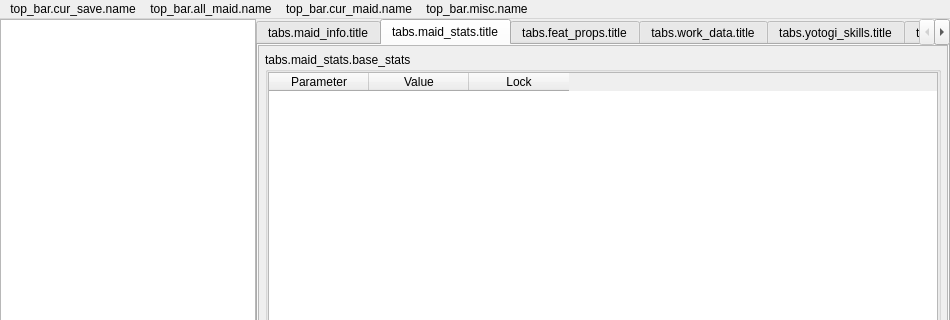
The window that GUI/templates/maid_fiddler.ui (ghorsington/COM3D2.MaidFiddler) describes before a commit, drawn with Qt 5; both pictures show x 0 to 950 and y 0 to 320 of the 950 by 793 pixel window.
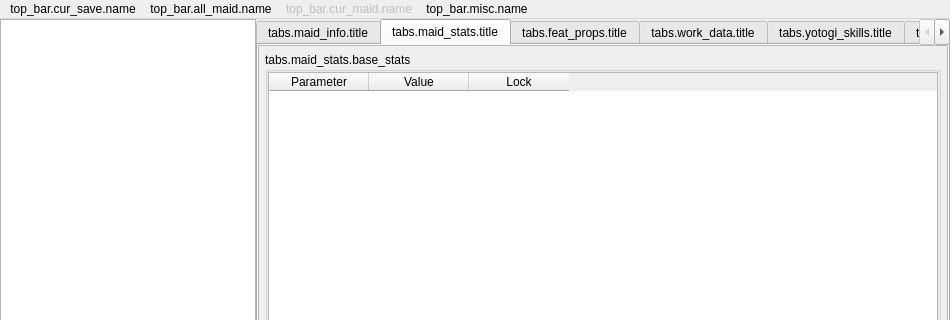
The same window after the commit. The open tabs and pages were chosen to show the change.

Patch:
```diff
--- a/GUI/templates/maid_fiddler.ui
+++ b/GUI/templates/maid_fiddler.ui
@@ -1457,6 +1457,9 @@
     <bool>true</bool>
    </property>
    <widget class="QMenu" name="menuGeneral_tools">
+    <property name="enabled">
+     <bool>true</bool>
+    </property>
     <property name="whatsThis">
      <string>top_bar.cur_save.name</string>
     </property>
@@ -1469,6 +1472,9 @@
     <addaction name="actionMaximum_club_grade_and_evaluation"/>
    </widget>
    <widget class="QMenu" name="menuAll_maids">
+    <property name="enabled">
+     <bool>true</bool>
+    </property>
     <property name="whatsThis">
      <string>top_bar.all_maid.name</string>
     </property>
@@ -1481,6 +1487,9 @@
     <addaction name="actionUnlock_all_scenarios"/>
    </widget>
    <widget class="QMenu" name="menuSelected_maid">
+    <property name="enabled">
+     <bool>false</bool>
+    </property>
     <property name="whatsThis">
      <string>top_bar.cur_maid.name</string>
     </property>
```
Left out of the diff: 208 changed lines with no effect on the pictures.
